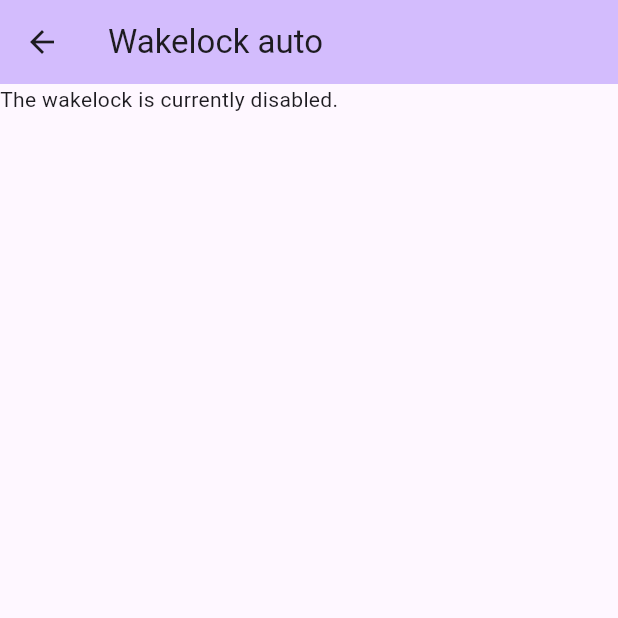
After one commit to zuiwuchang/flutter-wakelock, a Flutter app: the screen it shows after launch, after a tap on "auto wakelock", on a phone screen of 412 x 824 dp, the top half of it. The commit adds this screen. Run offline on Flutter 3.47's test engine with Material 3 defaults, Android fonts, the phone set to English and light mode, and no system bars; our stand-ins replace wakelock.

Commit message:
auto page

```diff
--- /dev/null
+++ b/lib/auto.dart
@@ -0,0 +1,81 @@
+import 'package:flutter/material.dart';
+import 'package:wakelock/wakelock.dart';
+
+class MyAutoPage extends StatefulWidget {
+  const MyAutoPage({
+    super.key,
+  });
+
+  @override
+  State<MyAutoPage> createState() => _MyAutoPageState();
+}
+
+class _MyAutoPageState extends State<MyAutoPage> {
+  TextEditingController controller = TextEditingController();
+  @override
+  void dispose() {
+    controller.dispose();
+    super.dispose();
+  }
+
+  @override
+  Widget build(BuildContext context) {
+    // ignore: deprecated_member_use
+    return WillPopScope(
+      onWillPop: () async {
+        final yes = await showDialog<bool>(
+          context: context,
+          builder: (BuildContext context) {
+            return AlertDialog(
+              title: const Text("quit"),
+              content: SingleChildScrollView(
+                child: TextField(
+                  decoration: const InputDecoration(
+                    labelText: "Enter 123 to confirm quit",
+                  ),
+                  keyboardType: TextInputType.number,
+                  autofocus: true,
+                  controller: controller,
+                ),
+              ),
+              actions: <Widget>[
+                TextButton(
+                  child: Text(MaterialLocalizations.of(context).okButtonLabel),
+                  onPressed: () => Navigator.of(context)
+                      .pop(controller.text.trim() == '123'),
+                ),
+                TextButton(
+                  child:
+                      Text(MaterialLocalizations.of(context).closeButtonLabel),
+                  onPressed: () => Navigator.of(context).pop(false),
+                ),
+              ],
+            );
+          },
+        );
+        return yes ?? false;
+      },
+      child: Scaffold(
+        appBar: AppBar(
+          backgroundColor: Theme.of(context).colorScheme.inversePrimary,
+          title: const Text("Wakelock auto"),
+        ),
+        body: ListView(
+          children: [
+            FutureBuilder(
+              future: Wakelock.enabled,
+              builder: (context, AsyncSnapshot<bool> snapshot) {
+                final data = snapshot.data;
+                if (data == null) {
+                  return Container();
+                }
+                return Text('The wakelock is currently '
+                    '${data ? 'enabled' : 'disabled'}.');
+              },
+            ),
+          ],
+        ),
+      ),
+    );
+  }
+}
--- a/lib/main.dart
+++ b/lib/main.dart
@@ -1,5 +1,7 @@
+import 'dart:io';
+
 import 'package:flutter/material.dart';
-import 'package:flutter/widgets.dart';
+import 'package:wake/auto.dart';
 import 'package:wakelock/wakelock.dart';
 
 void main() {
@@ -33,7 +35,7 @@ class MyHomePage extends StatefulWidget {
 
 class _MyHomePageState extends State<MyHomePage> {
   var _disabled = false;
-  var _err;
+  dynamic _err;
   _enable(bool ok) async {
     setState(() {
       _disabled = true;
@@ -42,6 +44,37 @@ class _MyHomePageState extends State<MyHomePage> {
     try {
       await (ok ? Wakelock.enable() : Wakelock.disable());
       setState(() {
+        _disabled = false;
+      });
+    } catch (e) {
+      setState(() {
+        _err = e;
+        _disabled = false;
+      });
+    }
+  }
+
+  _auto() async {
+    setState(() {
+      _disabled = true;
+      _err = null;
+    });
+    try {
+      final enabled = !Platform.isAndroid ? true : await Wakelock.enabled;
+      if (!enabled) {
+        await Wakelock.enable();
+      }
+      if (context.mounted) {
+        // ignore: use_build_context_synchronously
+        await Navigator.of(context).push(MaterialPageRoute(
+          builder: (_) => const MyAutoPage(),
+        ));
+      }
+      if (!enabled) {
+        await Wakelock.disable();
+      }
+      setState(() {
+        _err = null;
         _disabled = false;
       });
     } catch (e) {
@@ -68,6 +101,10 @@ class _MyHomePageState extends State<MyHomePage> {
           TextButton(
             onPressed: _disabled ? null : () => _enable(false),
             child: const Text('disable wakelock'),
+          ),
+          TextButton(
+            onPressed: _disabled ? null : () => _auto(),
+            child: const Text('auto wakelock'),
           ),
           _err == null
               ? Container()
--- a/pubspec.yaml
+++ b/pubspec.yaml
@@ -16,7 +16,7 @@ publish_to: 'none' # Remove this line if you wish to publish to pub.dev
 # https://developer.apple.com/library/archive/documentation/General/Reference/InfoPlistKeyReference/Articles/CoreFoundationKeys.html
 # In Windows, build-name is used as the major, minor, and patch parts
 # of the product and file versions while build-number is used as the build suffix.
-version: 1.0.0+1
+version: 1.0.0+2
 
 environment:
   sdk: '>=3.3.0 <4.0.0'
```
